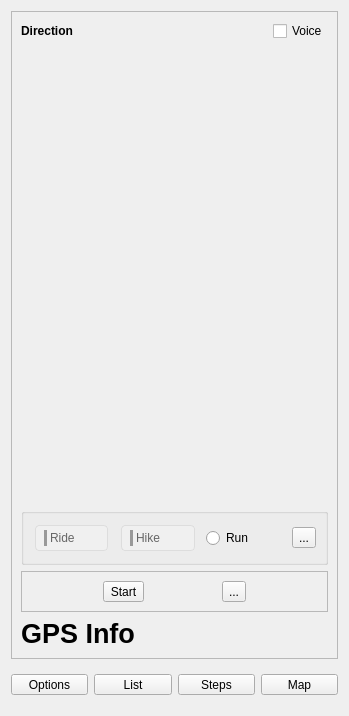
Before: the Qt Designer form src/Exercise/Steps.ui in ic005k/Knot, drawn with Qt 5.
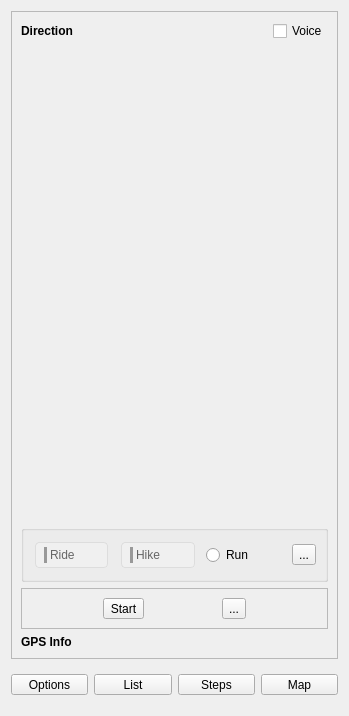
After: the same form once the commit is applied. Icons and pictures are not drawn.

```diff
--- a/src/Exercise/Steps.ui
+++ b/src/Exercise/Steps.ui
@@ -440,7 +440,6 @@
        <widget class="QLabel" name="lblGpsInfo">
         <property name="font">
          <font>
-          <pointsize>20</pointsize>
           <bold>true</bold>
          </font>
         </property>
```
